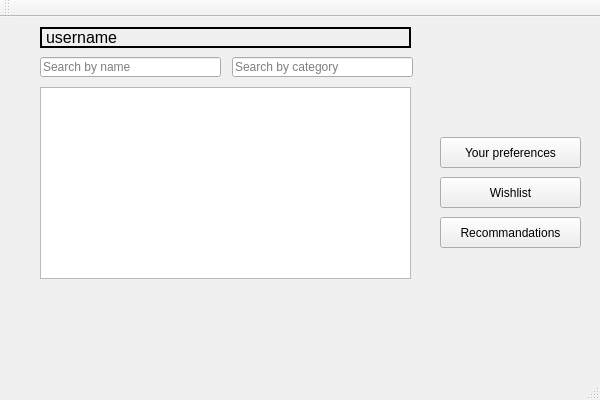
Above: ProjectModernCpp/ProjectModernCpp/LoginSuccessful.ui from rdmc10/Neflix before the change. Below: the same form after it.
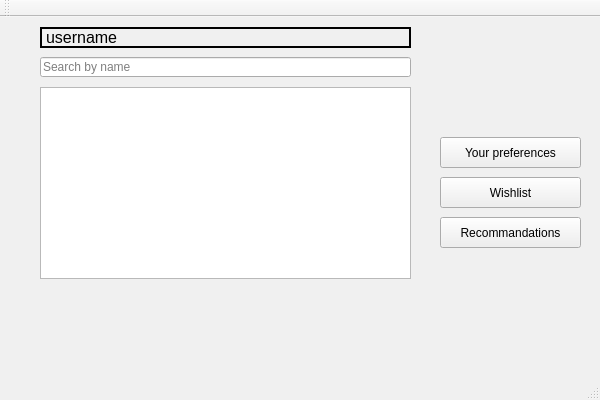
That is the form after the change. Icons and pictures are not drawn.

Commit message: Added recommandations in Movie pages

```diff
--- a/ProjectModernCpp/ProjectModernCpp/LoginSuccessful.ui
+++ b/ProjectModernCpp/ProjectModernCpp/LoginSuccessful.ui
@@ -131,7 +131,7 @@
      <rect>
       <x>40</x>
       <y>40</y>
-      <width>181</width>
+      <width>371</width>
       <height>20</height>
      </rect>
     </property>
@@ -139,19 +139,6 @@
      <string>Search by name</string>
     </property>
    </widget>
-   <widget class="QLineEdit" name="lineEdit_searchMovieByCategory">
-    <property name="geometry">
-     <rect>
-      <x>232</x>
-      <y>40</y>
-      <width>181</width>
-      <height>20</height>
-     </rect>
-    </property>
-    <property name="placeholderText">
-     <string>Search by category</string>
-    </property>
-   </widget>
    <widget class="QListWidget" name="listWidget_movies">
     <property name="geometry">
      <rect>
@@ -206,7 +193,7 @@
      <rect>
       <x>460</x>
       <y>10</y>
-      <width>101</width>
+      <width>111</width>
       <height>91</height>
      </rect>
     </property>
```
Left out of the diff: 2 changed lines with no effect on the pictures. The commit also changes 12 other files.
